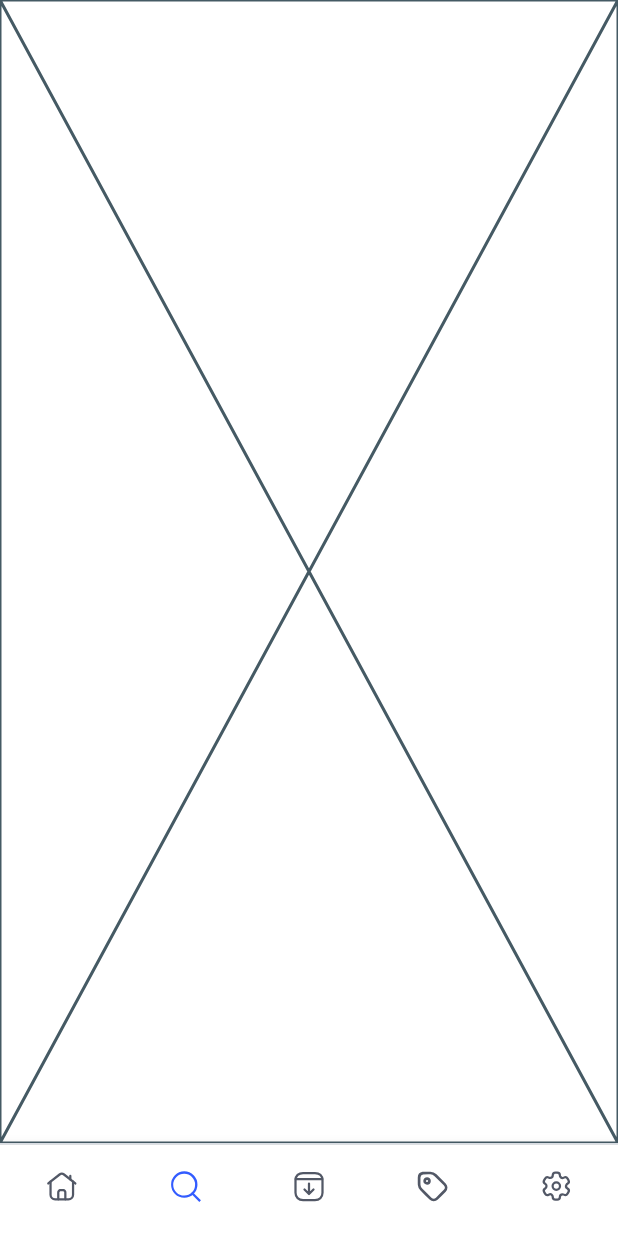
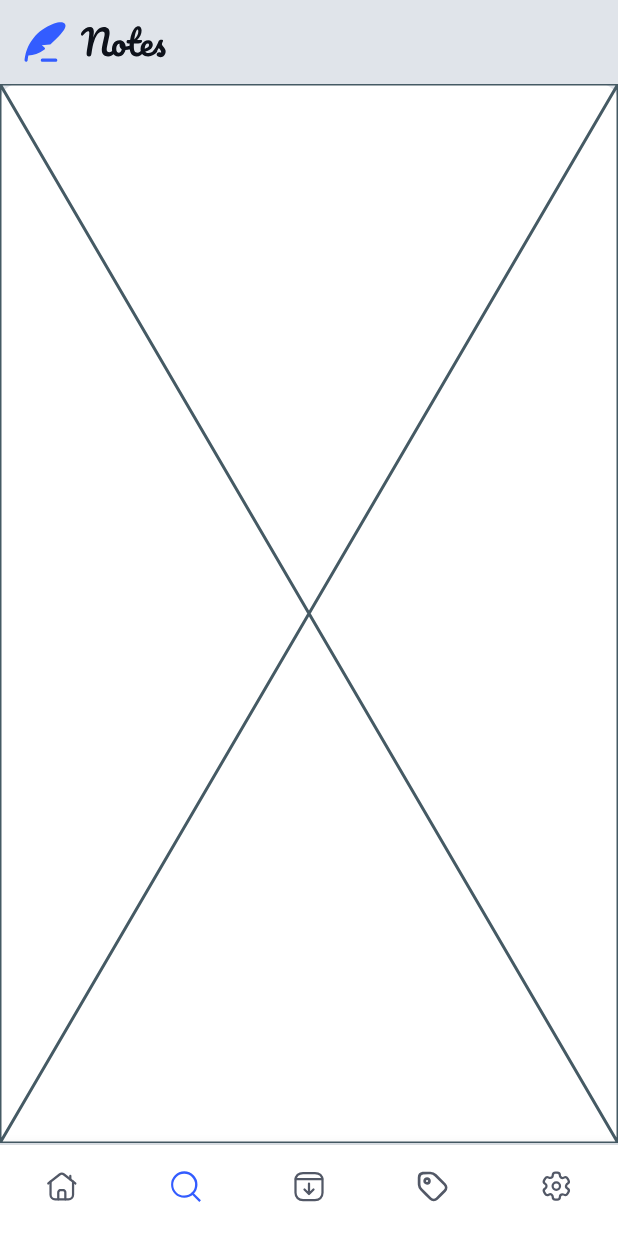
Before and after one commit to JER3MIAH/note-taking-app, a Flutter app: the screen it shows after launch, item 2 of the bottom bar chosen, on a phone screen of 412 x 824 dp. Run offline on Flutter 3.47's test engine with Material 3 defaults, Android fonts, the phone set to English and light mode, and no system bars; our stand-ins replace equatable, flutter_bloc, flutter_hooks, flutter_svg, get_it, shared_preferences.

Commit message:
feat: implement custom appbar

```diff
--- a/lib/src/app.dart
+++ b/lib/src/app.dart
@@ -1,5 +1,5 @@
 import 'package:flutter/material.dart';
-import 'package:note_taking_app/src/features/home/presentation/screens/main_screen.dart';
+import 'package:note_taking_app/src/features/home/presentation/screens/screens.dart';
 import 'package:note_taking_app/src/features/settings/logic/blocs/font_bloc/font_state.dart';
 import 'package:note_taking_app/src/features/settings/data/enums/enums.dart';
 import 'package:note_taking_app/src/shared/shared.dart';
@@ -47,7 +47,9 @@ class MyApp extends StatelessWidget {
               themeAnimationCurve: Curves.easeInCirc,
               themeAnimationDuration: Duration(milliseconds: 500),
               routes: {
-                AppRoutes.main: (context) => MainScreen(),
+                AppRoutes.main: (context) => DeviceType(context).isDesktop
+                    ? DesktopMainScreen()
+                    : MainScreen(),
               },
               initialRoute: AppRoutes.main,
             );
--- a/lib/src/features/home/presentation/screens/main_screen.dart
+++ b/lib/src/features/home/presentation/screens/main_screen.dart
@@ -3,12 +3,19 @@ import 'package:flutter_bloc/flutter_bloc.dart';
 import 'package:note_taking_app/src/features/home/logic/cubits/bottom_nav_bar_cubit.dart';
 import 'package:note_taking_app/src/features/home/presentation/components/components.dart';
 import 'package:note_taking_app/src/features/home/presentation/screens/home_view.dart';
+import 'package:note_taking_app/src/features/settings/data/enums/app_theme.dart';
+import 'package:note_taking_app/src/features/settings/logic/blocs/theme_bloc/theme_state.dart';
+import 'package:note_taking_app/src/shared/shared.dart';
 
 class MainScreen extends StatelessWidget {
   const MainScreen({super.key});
 
   @override
   Widget build(BuildContext context) {
+    final theme = Theme.of(context).colorScheme;
+    final brightness = MediaQuery.of(context).platformBrightness;
+    bool isDarkMode = brightness == Brightness.dark;
+
     List<Widget> pages = const [
       HomeView(),
       Placeholder(),
@@ -20,9 +27,31 @@ class MainScreen extends StatelessWidget {
     return BlocBuilder<BottomNavBarCubit, int>(
       builder: (_, selectedIndex) {
         return Scaffold(
-          body: IndexedStack(
-            index: selectedIndex,
-            children: pages,
+          backgroundColor: theme.inversePrimary,
+          appBar: AppBar(
+            backgroundColor: theme.inversePrimary,
+            centerTitle: false,
+            title: BlocBuilder<ThemeBloc, ThemeState>(
+              builder: (_, themeState) {
+                return SvgAsset(switch (themeState.appTheme) {
+                  AppTheme.light => logo,
+                  AppTheme.dark => logoDark,
+                  AppTheme.system => isDarkMode ? logoDark : logo,
+                });
+              },
+            ),
+          ),
+          body: Container(
+            decoration: BoxDecoration(
+              color: theme.surface,
+              borderRadius: BorderRadius.vertical(
+                top: Radius.circular(12),
+              ),
+            ),
+            child: IndexedStack(
+              index: selectedIndex,
+              children: pages,
+            ),
           ),
           bottomNavigationBar: AppBottomNavBar(),
         );
--- a/lib/src/features/home/presentation/screens/screens.dart
+++ b/lib/src/features/home/presentation/screens/screens.dart
@@ -1 +1,2 @@
 export 'main_screen.dart';
+export 'desktop_main_screen.dart';
--- a/lib/src/shared/utils/assets.dart
+++ b/lib/src/shared/utils/assets.dart
@@ -29,6 +29,7 @@ final String iconSun = 'icon-sun'.svg;
 final String iconSystemTheme = 'icon-system-theme'.svg;
 final String iconTag = 'icon-tag'.svg;
 final String logo = 'logo'.svg;
+final String logoDark = 'logo-dark'.svg;
 
 extension ImageExtension on String {
   String get svg => '$iconPath$this.svg';
```
Also changed, not shown: lib/src/features/home/presentation/screens/desktop_main_screen.dart (added, +12 -0 lines), lib/src/features/home/presentation/screens/home_view.dart (+4 -4 lines), assets/icons/logo-dark.svg (added).
